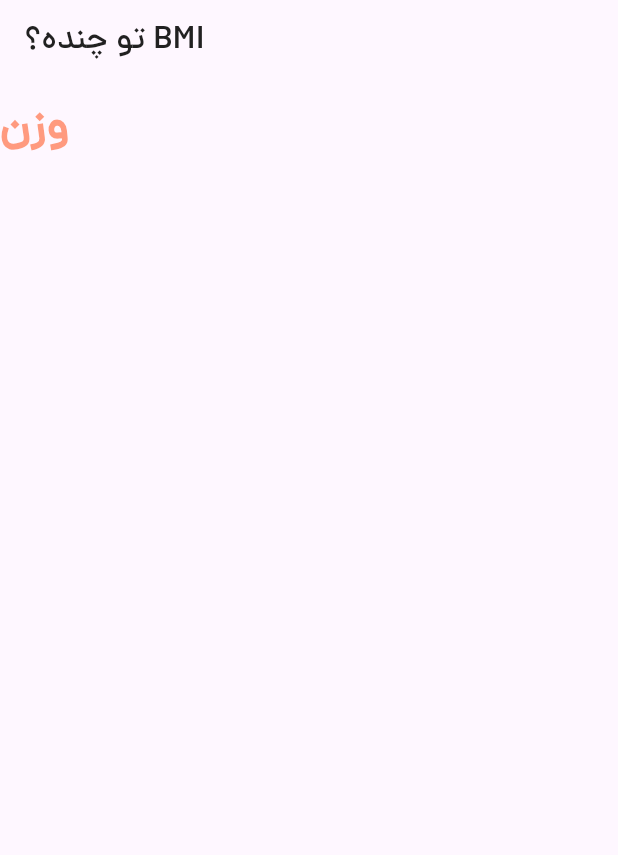
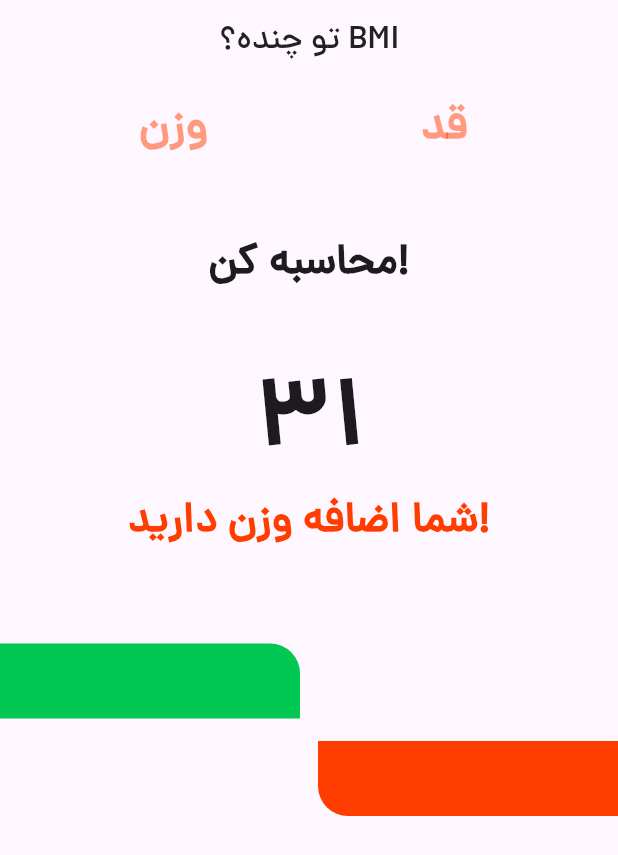
Before and after one commit to ShahramDeveloper/flutter_BMI_calculator, a Flutter app: the screen it shows after launch, on a phone screen of 412 x 824 dp. Shown: the top 855 px of the screen. Run offline on Flutter 3.47's test engine with Material 3 defaults, Android fonts, the phone set to English and light mode, and no system bars; our stand-ins replace hexcolor.

Commit message:
Create home_screen.dart and add home screen to it in a stful widget. add two text for ui in home_screen.dart

```diff
--- a/lib/main.dart
+++ b/lib/main.dart
@@ -1,4 +1,4 @@
-import 'package:bmi_calculator_app/constants/constants.dart';
+import 'package:bmi_calculator_app/screens/home_screen.dart';
 import 'package:flutter/material.dart';
 
 void main() {
@@ -13,40 +13,7 @@ class Application extends StatelessWidget {
     return MaterialApp(
       theme: ThemeData(fontFamily: 'dana'),
       debugShowCheckedModeBanner: false,
-      home: Scaffold(
-        appBar: AppBar(
-          backgroundColor: Colors.transparent,
-          elevation: 0,
-          title: Text(
-            'تو چنده؟ BMI',
-            style: TextStyle(color: black),
-          ),
-        ),
-        body: SafeArea(
-          child: Column(
-            children: [
-              Container(
-                width: 300,
-                child: TextField(
-                  style: TextStyle(
-                    fontSize: 30,
-                    fontWeight: FontWeight.bold,
-                    color: orangeBackground,
-                  ),
-                  keyboardType: TextInputType.number,
-                  decoration: InputDecoration(
-                    border: InputBorder.none,
-                    hintText: 'وزن',
-                    hintStyle: TextStyle(
-                      color: orangeBackground.withOpacity(0.5),
-                    ),
-                  ),
-                ),
-              )
-            ],
-          ),
-        ),
-      ),
+      home: HomeScreen(),
     );
   }
 }
--- /dev/null
+++ b/lib/screens/home_screen.dart
@@ -0,0 +1,115 @@
+import 'package:bmi_calculator_app/widgets/background_shape_left.dart';
+import 'package:bmi_calculator_app/widgets/background_shape_right.dart';
+import 'package:flutter/material.dart';
+
+import '../constants/constants.dart';
+
+class HomeScreen extends StatefulWidget {
+  const HomeScreen({super.key});
+
+  @override
+  State<HomeScreen> createState() => _HomeScreenState();
+}
+
+class _HomeScreenState extends State<HomeScreen> {
+  @override
+  Widget build(BuildContext context) {
+    return Scaffold(
+      appBar: AppBar(
+        centerTitle: true,
+        backgroundColor: Colors.transparent,
+        elevation: 0,
+        title: Text(
+          'تو چنده؟ BMI',
+          style: TextStyle(color: black),
+        ),
+      ),
+      body: SafeArea(
+        child: Column(
+          children: [
+            Row(
+              mainAxisAlignment: MainAxisAlignment.spaceEvenly,
+              children: [
+                Container(
+                  width: 130,
+                  child: TextField(
+                    textAlign: TextAlign.center,
+                    style: TextStyle(
+                      fontSize: 30,
+                      fontWeight: FontWeight.bold,
+                      color: orangeBackground,
+                    ),
+                    keyboardType: TextInputType.number,
+                    decoration: InputDecoration(
+                      border: InputBorder.none,
+                      hintText: 'وزن',
+                      hintStyle: TextStyle(
+                        color: orangeBackground.withOpacity(0.5),
+                      ),
+                    ),
+                  ),
+                ),
+                Container(
+                  width: 130,
+                  child: TextField(
+                    textAlign: TextAlign.center,
+                    style: TextStyle(
+                      fontSize: 30,
+                      fontWeight: FontWeight.bold,
+                      color: orangeBackground,
+                    ),
+                    keyboardType: TextInputType.number,
+                    decoration: InputDecoration(
+                      border: InputBorder.none,
+                      hintText: 'قد',
+                      hintStyle: TextStyle(
+                        color: orangeBackground.withOpacity(0.5),
+                      ),
+                    ),
+                  ),
+                )
+              ],
+            ),
+            SizedBox(
+              height: 40,
+            ),
+            Text(
+              'محاسبه کن!',
+              style: TextStyle(
+                fontSize: 28,
+                fontWeight: FontWeight.bold,
+              ),
+            ),
+            SizedBox(
+              height: 40,
+            ),
+            Text(
+              '۳۱',
+              style: TextStyle(fontWeight: FontWeight.bold, fontSize: 64),
+            ),
+            Text(
+              'شما اضافه وزن دارید!',
+              style: TextStyle(
+                fontSize: 28,
+                fontWeight: FontWeight.bold,
+                color: orangeBackground,
+              ),
+            ),
+            SizedBox(
+              height: 60,
+            ),
+            LeftShape(
+              width: 200,
+            ),
+            SizedBox(
+              height: 15,
+            ),
+            RightShape(
+              width: 200,
+            )
+          ],
+        ),
+      ),
+    );
+  }
+}
```
